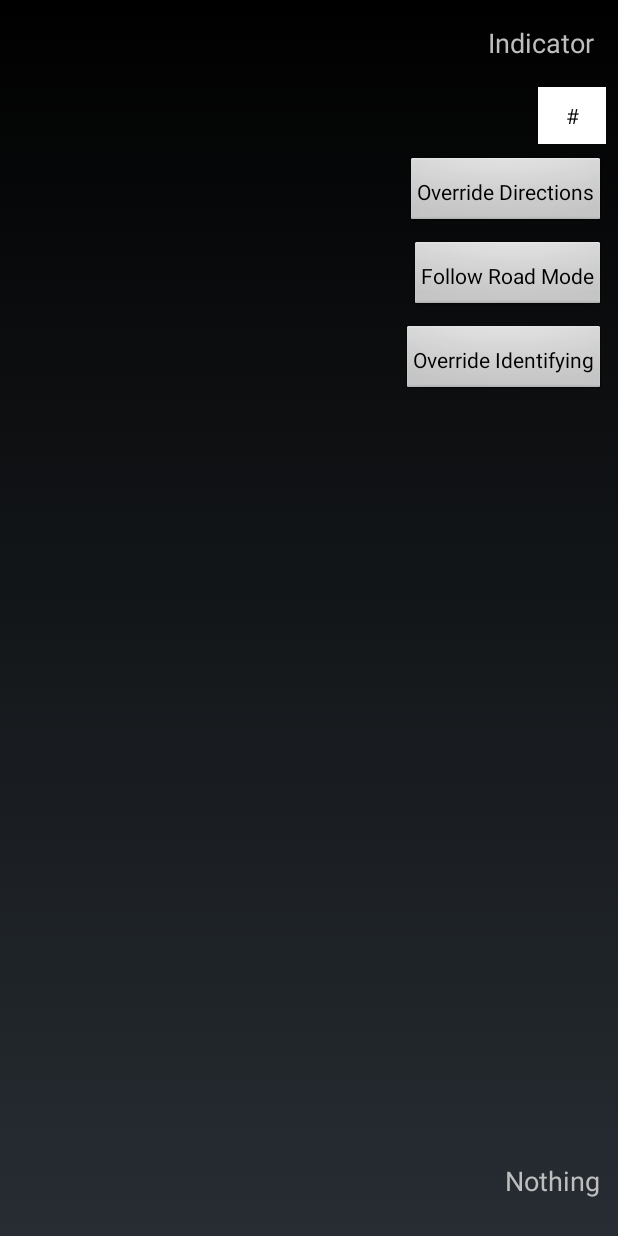
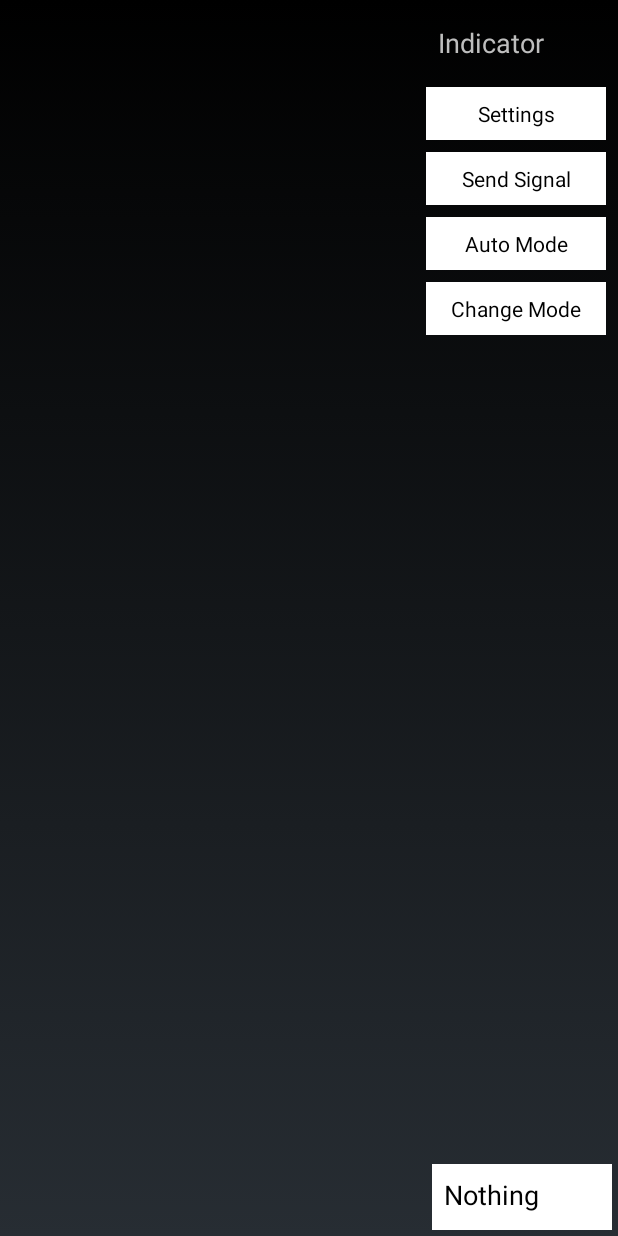
Before and after one commit to kdsuneraavinash/robogames-2018, an Android app: the layout activity_camera.xml on its own in the app's theme, with its tools: preview values and no code run, on a phone screen of 412 x 824 dp. Run offline under Robolectric (Android 15) with nearby library versions, the phone set to English and light mode, and no system bars.

Commit message:
Added pushup command

```diff
--- a/WalkingRobot/app/src/main/java/com/stats/kdsuneraavinash/walkingrobot/CameraActivity.java
+++ b/WalkingRobot/app/src/main/java/com/stats/kdsuneraavinash/walkingrobot/CameraActivity.java
@@ -32,7 +32,7 @@ enum IdentifyMode {
 }
 
 enum RobotCommand {
-    FORWARD, STOP, LEFT, RIGHT, NONE
+    FORWARD, STOP, LEFT, RIGHT, NONE, CIRCLE
 }
 
 public class CameraActivity extends Activity implements CameraBridgeViewBase.CvCameraViewListener2 {
@@ -116,6 +116,7 @@ public class CameraActivity extends Activity implements CameraBridgeViewBase.CvC
         commandWords.put(RobotCommand.RIGHT, "4");
         commandWords.put(RobotCommand.STOP, "5");
         commandWords.put(RobotCommand.NONE, "5");
+        commandWords.put(RobotCommand.CIRCLE, "6");
     }
 
     @Override
@@ -331,6 +332,7 @@ public class CameraActivity extends Activity implements CameraBridgeViewBase.CvC
             screen = roadRecognizer.process(inputFrame.rgba());
             if (roadRecognizer.isCanBeCircle()){
                 mode = IdentifyMode.JUNCTION;
+                sendArduinoString(commandWords.get(RobotCommand.CIRCLE));
             }else{
                 RobotCommand command;
                 double deviation = roadRecognizer.getMidPointDeviation();
--- a/WalkingRobot/app/src/main/java/com/stats/kdsuneraavinash/walkingrobot/RoadRecognition.java
+++ b/WalkingRobot/app/src/main/java/com/stats/kdsuneraavinash/walkingrobot/RoadRecognition.java
@@ -154,7 +154,7 @@ class RoadRecognition {
             command = "FORWARD";
         }
         Imgproc.putText(colorImage, command, new Point(100, 100), Core.FONT_HERSHEY_COMPLEX, 2, MAT_YELLOW, 4);
-        Imgproc.putText(colorImage, "DETECTED ROADS=: " + numberOfDetectedRoads, new Point(100, 150),
+        Imgproc.putText(colorImage, "DETECTED ROADS: " + numberOfDetectedRoads, new Point(100, 150),
                 Core.FONT_HERSHEY_COMPLEX, 1, MAT_L_GREEN);
         Imgproc.putText(colorImage, "MAX W ROAD: " + maxWidthOfRoads, new Point(100, 200),
                 Core.FONT_HERSHEY_COMPLEX, 1, MAT_L_GREEN);
--- a/WalkingRobot/app/src/main/res/layout/activity_camera.xml
+++ b/WalkingRobot/app/src/main/res/layout/activity_camera.xml
@@ -16,70 +16,75 @@
 
     <TextView
         android:id="@+id/textIndicator"
-        android:layout_width="wrap_content"
+        android:layout_width="120dp"
         android:layout_height="42dp"
         android:layout_marginEnd="8dp"
         android:layout_marginTop="8dp"
         android:padding="8dp"
-        android:text="Indicator"
+        android:text="@string/indicator"
         android:textSize="18sp"
         opencv:layout_constraintEnd_toEndOf="parent"
         opencv:layout_constraintTop_toTopOf="parent" />
 
     <TextView
         android:id="@+id/textReceived"
-        android:layout_width="wrap_content"
-        android:layout_height="53dp"
+        android:layout_width="120dp"
+        android:layout_height="44dp"
         android:layout_marginBottom="4dp"
         android:layout_marginEnd="4dp"
+        android:background="@android:color/white"
         android:padding="8dp"
-        android:text="Nothing"
+        android:text="@string/nothing"
+        android:textColor="@android:color/black"
         android:textSize="18sp"
         opencv:layout_constraintBottom_toBottomOf="parent"
         opencv:layout_constraintEnd_toEndOf="parent" />
 
     <Button
         android:id="@+id/buttonDirectionOverride"
-        android:layout_width="wrap_content"
+        android:layout_width="120dp"
         android:layout_height="wrap_content"
         android:layout_marginEnd="8dp"
         android:layout_marginTop="8dp"
+        android:background="@android:color/white"
         android:padding="8dp"
-        android:text="Override Directions"
+        android:text="@string/send_signal"
         opencv:layout_constraintEnd_toEndOf="parent"
         opencv:layout_constraintTop_toBottomOf="@+id/buttonSettings" />
 
     <Button
         android:id="@+id/buttonIdentifyOverride"
-        android:layout_width="wrap_content"
+        android:layout_width="120dp"
         android:layout_height="wrap_content"
         android:layout_marginEnd="8dp"
         android:layout_marginTop="8dp"
+        android:background="@android:color/white"
         android:padding="8dp"
-        android:text="Override Identifying"
+        android:text="@string/change_mode"
         opencv:layout_constraintEnd_toEndOf="parent"
         opencv:layout_constraintTop_toBottomOf="@+id/buttonFollowRoad" />
 
     <Button
         android:id="@+id/buttonFollowRoad"
-        android:layout_width="wrap_content"
+        android:layout_width="120dp"
         android:layout_height="wrap_content"
         android:layout_marginEnd="8dp"
         android:layout_marginTop="8dp"
+        android:background="@android:color/white"
         android:padding="8dp"
-        android:text="Follow Road Mode"
+        android:text="@string/auto_mode"
         opencv:layout_constraintEnd_toEndOf="parent"
         opencv:layout_constraintTop_toBottomOf="@+id/buttonDirectionOverride" />
 
     <Button
         android:id="@+id/buttonSettings"
-        android:layout_width="45dp"
-        android:layout_height="38dp"
+        android:layout_width="120dp"
+        android:layout_height="wrap_content"
         android:layout_marginEnd="8dp"
         android:layout_marginTop="8dp"
         android:background="@android:color/white"
         android:padding="8dp"
-        android:text="#"
+        android:text="@string/settings"
         opencv:layout_constraintEnd_toEndOf="parent"
         opencv:layout_constraintTop_toBottomOf="@+id/textIndicator" />
 
--- a/WalkingRobot/app/src/main/res/values/strings.xml
+++ b/WalkingRobot/app/src/main/res/values/strings.xml
@@ -3,4 +3,9 @@
     <string name="identify_roads">Identify Roads</string>
     <string name="identify_junction">Identify Junction</string>
     <string name="settings">Settings</string>
+    <string name="auto_mode">Auto Mode</string>
+    <string name="change_mode">Change Mode</string>
+    <string name="send_signal">Send Signal</string>
+    <string name="nothing">Nothing</string>
+    <string name="indicator">Indicator</string>
 </resources>
```
Also changed, not shown: 1 other file.
